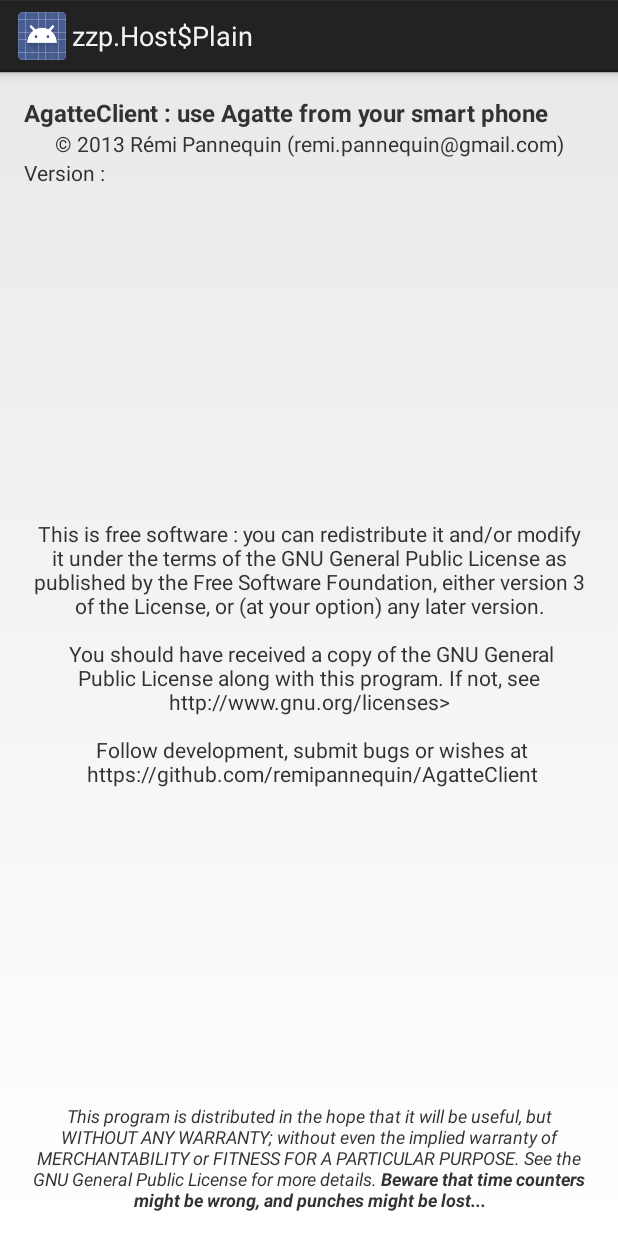
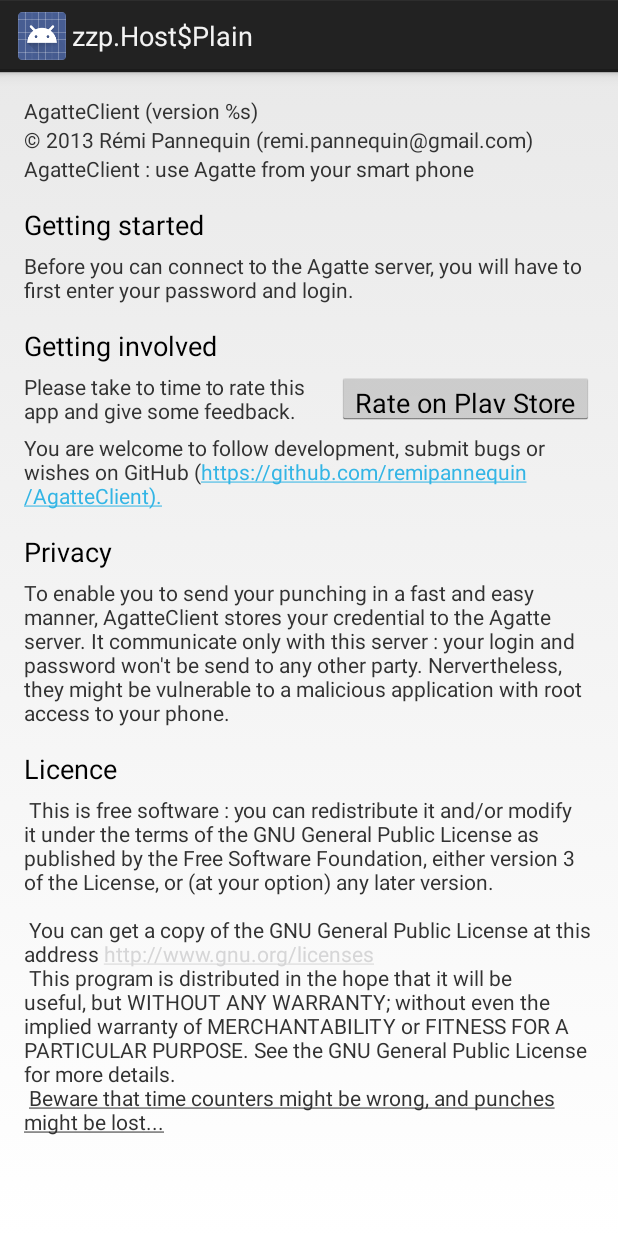
Before and after one commit to remipannequin/AgatteClient, an Android app: the layout activity_about.xml on its own in the app's theme, with its tools: preview values and no code run, on a phone screen of 412 x 824 dp. Run offline under Robolectric (Android 15) with nearby library versions, the phone set to English and light mode, and no system bars.

Commit message:
New About/Help activity

```diff
--- a/AgatteClient/src/main/java/com/agatteclient/AboutActivity.java
+++ b/AgatteClient/src/main/java/com/agatteclient/AboutActivity.java
@@ -20,14 +20,20 @@
 package com.agatteclient;
 
 import android.app.Activity;
+import android.content.ActivityNotFoundException;
+import android.content.Intent;
 import android.content.pm.PackageInfo;
 import android.content.pm.PackageManager;
+import android.net.Uri;
 import android.os.Build;
 import android.os.Bundle;
 import android.support.v4.app.NavUtils;
+import android.util.Log;
 import android.view.Menu;
 import android.view.MenuItem;
+import android.view.View;
 import android.widget.TextView;
+import android.widget.Toast;
 
 public class AboutActivity extends Activity {
 
@@ -38,10 +44,8 @@
         // Show the Up button in the action bar.
         setupActionBar();
         String version = getVersionNumber();
-        String name = getApplicationName();
-
         TextView text = (TextView) findViewById(R.id.version_textView);
-        text.setText(getString(R.string.about_version) + getApplicationName() + " " + getVersionNumber());
+        text.setText(String.format(getString(R.string.about_version), version));
     }
 
     /**
@@ -90,24 +94,29 @@
             PackageInfo pi = getPackageManager().getPackageInfo(getPackageName(), 0);
             version = pi.versionName;
         } catch (PackageManager.NameNotFoundException e) {
-            e.printStackTrace();
+            Log.e(MainActivity.LOG_TAG, e.getMessage());
         }
         return version;
     }
 
+
     /**
-     * Get application name.
-     *
-     * @return
+     * Open Play Store or a browser to rate the app.
      */
-    private String getApplicationName() {
-        String name = "?";
+    public void doOpenPlayStore(View ignored) {
+        Intent intent = new Intent(Intent.ACTION_VIEW);
+        intent.setData(Uri.parse("market://details?id=com.agatteclient"));
         try {
-            PackageInfo pi = getPackageManager().getPackageInfo(getPackageName(), 0);
-            name = getString(pi.applicationInfo.labelRes);
-        } catch (PackageManager.NameNotFoundException e) {
-            e.printStackTrace();
+            startActivity(intent);
+        } catch (ActivityNotFoundException ignored2) {
+            //Market (Google play) app seems not installed, let's try to open a webbrowser
+            intent.setData(Uri.parse("https://play.google.com/store/apps/details?id=com.agatteclient"));
+            try {
+                startActivity(intent);
+            } catch (ActivityNotFoundException ignored3) {
+                //Well if this also fails, we have run out of options, inform the user.
+                Toast.makeText(this, "Could not open Google Play, please install it.", Toast.LENGTH_SHORT).show();
+            }
         }
-        return name;
     }
 }
--- a/AgatteClient/src/main/res/layout/activity_about.xml
+++ b/AgatteClient/src/main/res/layout/activity_about.xml
@@ -27,58 +27,145 @@
     android:paddingTop="@dimen/activity_vertical_margin"
     tools:context=".AboutActivity">
 
-    <TextView
-        android:id="@+id/disclaimer_textView"
+
+    <ScrollView
+        android:id="@+id/scrollView"
         android:layout_width="fill_parent"
         android:layout_height="wrap_content"
-        android:layout_alignLeft="@+id/freesoft_textView"
-        android:layout_alignParentBottom="true"
-        android:layout_alignParentEnd="false"
-        android:gravity="center_horizontal"
-        android:text="@string/about_disclaimer"
-        android:textSize="12sp"
-        android:textStyle="italic"
-        android:typeface="sans" />
+        android:layout_alignParentStart="true"
+        android:scrollbars="none">
+
+        <LinearLayout
+            android:layout_width="fill_parent"
+            android:layout_height="wrap_content"
+            android:orientation="vertical">
+
+            <TextView
+                android:id="@+id/version_textView"
+                android:layout_width="fill_parent"
+                android:layout_height="wrap_content"
+                android:singleLine="false"
+                android:text="@string/about_version"
+                android:textAppearance="?android:attr/textAppearanceSmall" />
+
+            <TextView
+                android:id="@+id/author_textView"
+                android:layout_width="fill_parent"
+                android:layout_height="wrap_content"
+                android:gravity="left"
+                android:text="@string/about_author"
+                android:textAppearance="?android:attr/textAppearanceSmall" />
 
             <TextView
                 android:id="@+id/description_textView"
                 android:layout_width="fill_parent"
                 android:layout_height="wrap_content"
-        android:layout_alignLeft="@+id/disclaimer_textView"
-        android:layout_alignParentTop="true"
                 android:text="@string/about_description"
-        android:textSize="16sp"
-        android:textStyle="bold" />
-
-    <TextView
-        android:id="@+id/author_textView"
-        android:layout_width="fill_parent"
-        android:layout_height="wrap_content"
-        android:layout_below="@+id/description_textView"
-        android:layout_centerHorizontal="true"
-        android:gravity="center_horizontal"
-        android:text="@string/about_author"
                 android:textAppearance="?android:attr/textAppearanceSmall" />
 
             <TextView
-        android:id="@+id/version_textView"
+                android:id="@+id/textView2"
+                android:layout_width="wrap_content"
+                android:layout_height="wrap_content"
+                android:layout_marginBottom="5dp"
+                android:layout_marginTop="15dp"
+                android:text="@string/About_getting_started_title"
+                android:textAppearance="?android:attr/textAppearanceMedium" />
+
+            <TextView
+                android:id="@+id/textView8"
                 android:layout_width="fill_parent"
                 android:layout_height="wrap_content"
-        android:layout_alignLeft="@+id/author_textView"
-        android:layout_below="@+id/author_textView"
-        android:singleLine="false"
-        android:text="@string/about_version"
+                android:text="@string/about_getting_started"
                 android:textAppearance="?android:attr/textAppearanceSmall" />
 
             <TextView
+                android:id="@+id/textView3"
+                android:layout_width="wrap_content"
+                android:layout_height="wrap_content"
+                android:layout_marginBottom="5dp"
+                android:layout_marginTop="15dp"
+                android:text="@string/About_getting_involved_title"
+                android:textAppearance="?android:attr/textAppearanceMedium" />
+
+            <RelativeLayout
+                android:layout_width="match_parent"
+                android:layout_height="match_parent">
+
+                <TextView
+                    android:id="@+id/textView7"
+                    android:layout_width="fill_parent"
+                    android:layout_height="wrap_content"
+                    android:layout_alignParentLeft="true"
+                    android:layout_alignParentStart="true"
+                    android:layout_below="@+id/rate_button"
+                    android:layout_marginTop="5dp"
+                    android:autoLink="web"
+                    android:gravity="fill_horizontal"
+                    android:text="@string/about_getting_involved"
+                    android:textAppearance="?android:attr/textAppearanceSmall" />
+
+                <Button
+                    android:id="@+id/rate_button"
+                    android:layout_width="wrap_content"
+                    android:layout_height="wrap_content"
+                    android:layout_alignBottom="@+id/textView9"
+                    android:layout_alignParentEnd="true"
+                    android:layout_alignParentRight="true"
+                    android:layout_alignParentTop="true"
+                    android:onClick="doOpenPlayStore"
+                    android:text="@string/about_rate_button" />
+
+                <TextView
+                    android:id="@+id/textView9"
+                    android:layout_width="wrap_content"
+                    android:layout_height="wrap_content"
+                    android:layout_alignParentLeft="true"
+                    android:layout_alignParentStart="true"
+                    android:layout_alignParentTop="true"
+                    android:layout_toLeftOf="@+id/rate_button"
+                    android:text="@string/about_rate"
+                    android:textAppearance="?android:attr/textAppearanceSmall" />
+
+            </RelativeLayout>
+
+            <TextView
+                android:id="@+id/textView4"
+                android:layout_width="wrap_content"
+                android:layout_height="wrap_content"
+                android:layout_marginBottom="5dp"
+                android:layout_marginTop="15dp"
+                android:text="@string/about_privacy_title"
+                android:textAppearance="?android:attr/textAppearanceMedium" />
+
+            <TextView
+                android:id="@+id/textView6"
+                android:layout_width="fill_parent"
+                android:layout_height="wrap_content"
+                android:text="@string/about_privacy"
+                android:textAppearance="?android:attr/textAppearanceSmall" />
+
+            <TextView
+                android:id="@+id/textView"
+                android:layout_width="wrap_content"
+                android:layout_height="wrap_content"
+                android:layout_marginBottom="5dp"
+                android:layout_marginTop="15dp"
+                android:text="@string/about_licence_title"
+                android:textAppearance="?android:attr/textAppearanceMedium" />
+
+            <TextView
                 android:id="@+id/freesoft_textView"
-        android:layout_width="match_parent"
+                android:layout_width="fill_parent"
                 android:layout_height="wrap_content"
-        android:layout_alignLeft="@+id/version_textView"
-        android:layout_centerVertical="true"
-        android:gravity="center_horizontal"
+                android:autoLink="web"
+                android:gravity="fill_horizontal"
                 android:text="@string/about_free_soft"
                 android:textAppearance="?android:attr/textAppearanceSmall"
                 android:textColorLink="@color/abc_search_url_text_holo" />
 
+
+        </LinearLayout>
+    </ScrollView>
+
 </RelativeLayout>
--- a/AgatteClient/src/main/res/values/strings.xml
+++ b/AgatteClient/src/main/res/values/strings.xml
@@ -49,22 +49,36 @@
     <string name="title_activity_about">About</string>
     <string name="about_description">AgatteClient : use Agatte from your smart phone</string>
     <string name="about_author">© 2013 Rémi Pannequin (remi.pannequin@gmail.com)</string>
-    <string name="about_version">Version :</string>
-    <string name="about_disclaimer">This program is distributed in the hope that it will be useful,
-    but WITHOUT ANY WARRANTY; without even the implied warranty of
-    MERCHANTABILITY or FITNESS FOR A PARTICULAR PURPOSE.  See the
-    GNU General Public License for more details.
-    <b>Beware that time counters might be wrong, and punches might be lost...</b></string>
-    <string name="action_about">About</string>
-    <string name="about_free_soft">This is free software : you can redistribute it and/or modify
-    it under the terms of the GNU General Public License as published by
-    the Free Software Foundation, either version 3 of the License, or
-    (at your option) any later version.\n
-    \n
-    You should have received a copy of the GNU General Public License
-    along with this program.  If not, see <link>http://www.gnu.org/licenses</link>>\n
-    \n
-    Follow development, submit bugs or wishes at\n <link>https://github.com/remipannequin/AgatteClient</link></string>
+    <string name="about_version">AgatteClient (version %s)</string>
+    <string name="action_about">Help</string>
+    <string name="about_free_soft">
+        This is free software : you can redistribute it and/or modify
+        it under the terms of the GNU General Public License as published by
+        the Free Software Foundation, either version 3 of the License, or
+        (at your option) any later version.\n
+        \n
+        You can get a copy of the GNU General Public License at this address
+        <link>http://www.gnu.org/licenses</link>
+        \n
+        This program is distributed in the hope that it will be useful,
+        but WITHOUT ANY WARRANTY; without even the implied warranty of
+        MERCHANTABILITY or FITNESS FOR A PARTICULAR PURPOSE.  See the
+        GNU General Public License for more details.\n
+        <u>Beware that time counters might be wrong, and punches might be lost...</u></string>
+    <string name="about_getting_involved">You are welcome to follow development, submit bugs or
+        wishes on GitHub (<link>https://github.com/remipannequin/AgatteClient</link>).</string>
+    <string name="about_privacy">To enable you to send your punching in a fast and easy manner,
+        AgatteClient stores your credential to the Agatte server. It communicate only
+        with this server : your login and password won\'t be send to any other party.
+        Nervertheless, they might be vulnerable to a malicious application with root
+        access to your phone.</string>
+    <string name="about_rate">Please take to time to rate this app and give some feedback.</string>
+    <string name="about_rate_button">Rate on Play Store</string>
+    <string name="about_getting_started">
+        Before you can connect to the Agatte server, you will have
+        to first enter your password and login.</string>
+    <string name="About_getting_started_title">Getting started</string>
+    <string name="About_getting_involved_title">Getting involved</string>
     <string name="interface_preference">Interface</string>
     <string name="confirm_punch_title">Confirm Punch</string>
     <string name="short_sunday">SUN</string>
@@ -88,11 +102,15 @@
     <string name="alarm_enable">Enable</string>
     <string name="error">Error</string>
     <string name="hour_format">HH:mm</string>
-    <string name="duration_hour">%ldh</string>
-    <string name="duration_minute">%02ld</string>
+    <string name="duration_hour">%dh</string>
+    <string name="duration_minute">%02d</string>
     <string name="date_format">E dd MMM yyyy</string>
     <string name="anomaly">anomaly</string>
     <string name="duration">%1$dh%2$02d</string>
     <string name="counter_unavailable">Counters unavailable</string>
     <string name="auto_query_title">Query counters automatically</string>
+    <string name="about_privacy_title">Privacy</string>
+    <string name="about_licence_title">Licence</string>
+
+
 </resources>
```
Also changed, not shown: 1 other file. Lines whose indentation alone changed are shown as unchanged.
